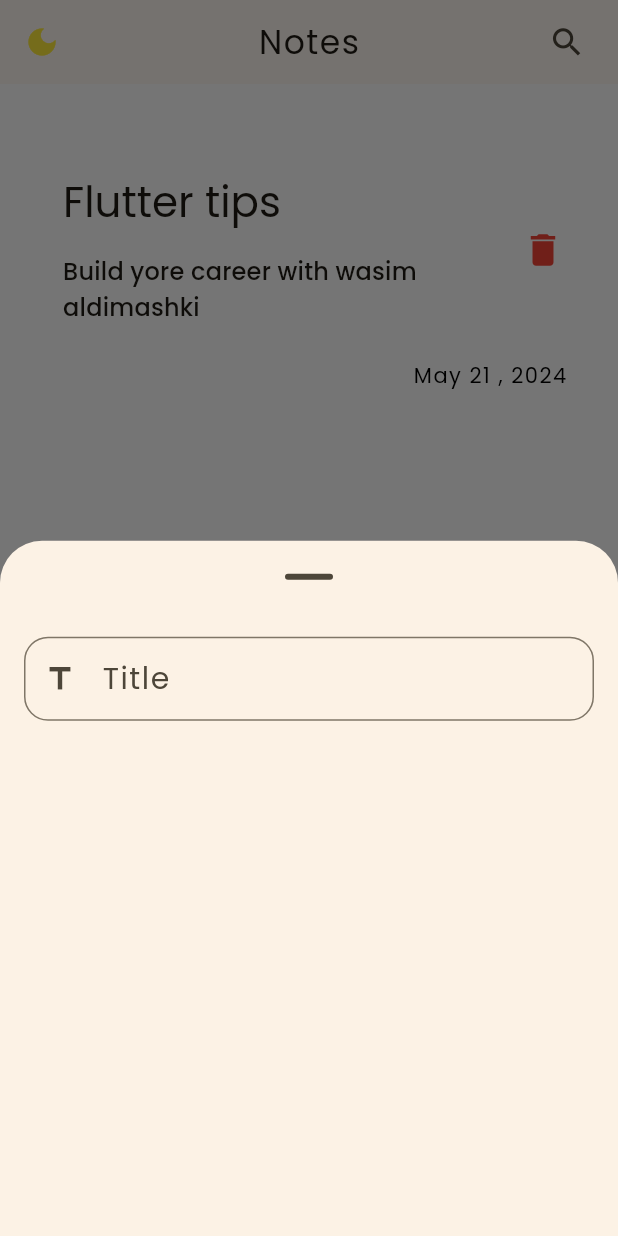
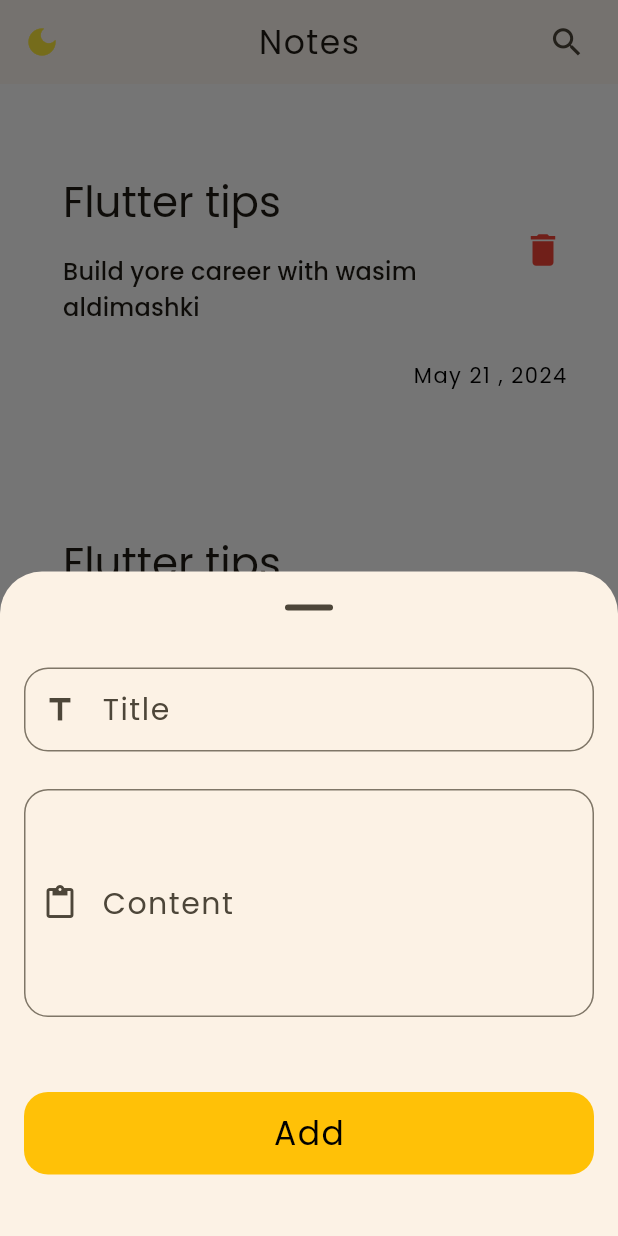
Before and after one commit to wasimaldimashki/notes_app, a Flutter app: the screen it shows after launch, after a tap on the "add" icon, on a phone screen of 412 x 824 dp. Run offline on Flutter 3.47's test engine with Material 3 defaults, Android fonts, the phone set to English and light mode, and no system bars; our stand-ins replace bloc, flutter_bloc.

Commit message:
add bottom text field and fix code

```diff
--- a/lib/theme/app_theme.dart
+++ b/lib/theme/app_theme.dart
@@ -2,7 +2,7 @@ import 'package:flutter/material.dart';
 
 class LightTheme {
   static final ThemeData themeData = ThemeData(
-    primaryColor: Colors.amber,
+    primaryColor: Colors.yellow,
     scaffoldBackgroundColor: const Color.fromARGB(233, 255, 255, 255),
     textTheme: const TextTheme(
       bodyLarge: TextStyle(color: Colors.black, letterSpacing: 1),
@@ -14,7 +14,11 @@ class LightTheme {
     ),
     fontFamily: 'Poppins',
     visualDensity: VisualDensity.standard,
-    colorScheme: ColorScheme.fromSeed(seedColor: Colors.amber),
+    colorScheme: ColorScheme.fromSeed(
+      seedColor: Colors.amber,
+      onPrimary: Colors.yellow,
+      primary: Colors.amber,
+    ),
     iconTheme: const IconThemeData(
       color: Colors.amber,
       size: 24,
--- a/lib/widgets/add_note_bottom_sheet.dart
+++ b/lib/widgets/add_note_bottom_sheet.dart
@@ -1,4 +1,5 @@
 import 'package:flutter/material.dart';
+import 'package:notes_app/widgets/custom_button.dart';
 import 'package:notes_app/widgets/custom_text_field.dart';
 
 class AddNoteBottomSheet extends StatelessWidget {
@@ -13,10 +14,26 @@ class AddNoteBottomSheet extends StatelessWidget {
       ),
       child: const Padding(
         padding: EdgeInsets.all(16),
-        child: Column(
-          children: [
-            CustomTextField(),
-          ],
+        child: SingleChildScrollView(
+          child: Column(
+            children: [
+              CustomTextField(
+                hintText: 'enter title',
+                labelText: 'Title',
+                icon: Icons.title,
+              ),
+              SizedBox(height: 25),
+              CustomTextField(
+                hintText: 'enter content',
+                labelText: 'Content',
+                icon: Icons.content_paste,
+                maxLines: 5,
+              ),
+              SizedBox(height: 25),
+              CustomButton(),
+              SizedBox(height: 25),
+            ],
+          ),
         ),
       ),
     );
--- /dev/null
+++ b/lib/widgets/custom_button.dart
@@ -0,0 +1,26 @@
+import 'package:flutter/material.dart';
+
+class CustomButton extends StatelessWidget {
+  const CustomButton({super.key});
+
+  @override
+  Widget build(BuildContext context) {
+    return Padding(
+      padding: const EdgeInsets.only(top: 25),
+      child: Container(
+        width: MediaQuery.of(context).size.width,
+        height: 55,
+        decoration: BoxDecoration(
+          color: Theme.of(context).colorScheme.primary,
+          borderRadius: BorderRadius.circular(16),
+        ),
+        child: Center(
+          child: Text(
+            'Add',
+            style: Theme.of(context).textTheme.titleLarge,
+          ),
+        ),
+      ),
+    );
+  }
+}
--- a/lib/widgets/custom_text_field.dart
+++ b/lib/widgets/custom_text_field.dart
@@ -1,16 +1,27 @@
 import 'package:flutter/material.dart';
 
 class CustomTextField extends StatelessWidget {
-  const CustomTextField({super.key});
+  const CustomTextField({
+    super.key,
+    required this.hintText,
+    required this.labelText,
+    this.icon,
+    this.maxLines = 1,
+  });
 
+  final String hintText;
+  final String labelText;
+  final IconData? icon;
+  final int maxLines;
   @override
   Widget build(BuildContext context) {
     return TextField(
+      maxLines: maxLines,
       decoration: InputDecoration(
-        labelText: 'Title',
+        labelText: labelText,
         labelStyle: const TextStyle(fontSize: 20),
-        prefixIcon: const Icon(Icons.title),
-        hintText: 'enter title',
+        prefixIcon: Icon(icon),
+        hintText: hintText,
         // errorText: 'This field is required',
         border: OutlineInputBorder(
           borderRadius: BorderRadius.circular(16),
```
